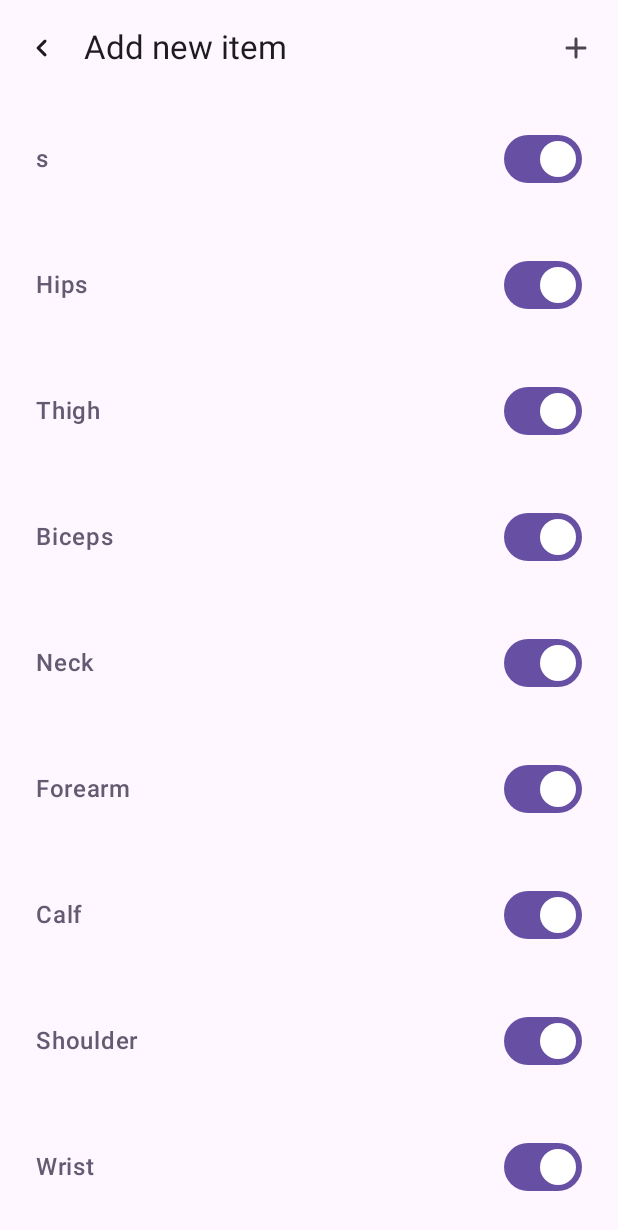
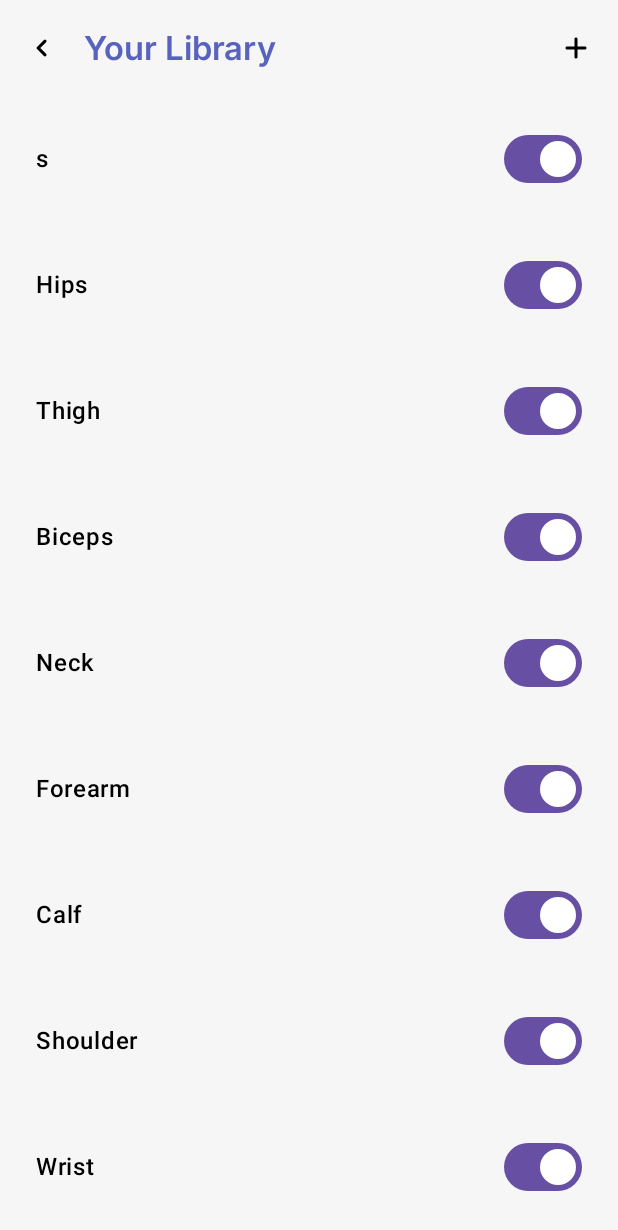
Before and after one commit to Karthikeyan8296/BookMile, an Android app built with Jetpack Compose: the @Preview function AddItemsScreenPreview, on a phone screen of 412 x 824 dp. Shown: the top 1230 px of the screen. Run offline under Robolectric (Android 15) with nearby library versions, the phone set to English and light mode, and no system bars.

Commit message:
Add book screen ui change

```diff
--- a/app/src/main/java/com/example/precisepal/presentation/addItems/AddItemsScreen.kt
+++ b/app/src/main/java/com/example/precisepal/presentation/addItems/AddItemsScreen.kt
@@ -2,7 +2,6 @@ package com.example.precisepal.presentation.addItems
 
 import androidx.compose.foundation.background
 import androidx.compose.foundation.clickable
-import androidx.compose.foundation.layout.Arrangement
 import androidx.compose.foundation.layout.Box
 import androidx.compose.foundation.layout.Column
 import androidx.compose.foundation.layout.PaddingValues
@@ -11,20 +10,14 @@ import androidx.compose.foundation.layout.Spacer
 import androidx.compose.foundation.layout.WindowInsets
 import androidx.compose.foundation.layout.fillMaxSize
 import androidx.compose.foundation.layout.fillMaxWidth
-import androidx.compose.foundation.layout.height
 import androidx.compose.foundation.layout.padding
 import androidx.compose.foundation.layout.size
 import androidx.compose.foundation.lazy.grid.GridCells
 import androidx.compose.foundation.lazy.grid.LazyVerticalGrid
 import androidx.compose.foundation.lazy.grid.items
-import androidx.compose.foundation.shape.CircleShape
 import androidx.compose.material.icons.Icons
 import androidx.compose.material.icons.automirrored.rounded.KeyboardArrowLeft
-import androidx.compose.material.icons.automirrored.rounded.KeyboardArrowRight
-import androidx.compose.material.icons.filled.Add
 import androidx.compose.material.icons.rounded.Add
-import androidx.compose.material.icons.rounded.KeyboardArrowLeft
-import androidx.compose.material3.Card
 import androidx.compose.material3.ExperimentalMaterial3Api
 import androidx.compose.material3.Icon
 import androidx.compose.material3.IconButton
@@ -33,8 +26,9 @@ import androidx.compose.material3.OutlinedTextField
 import androidx.compose.material3.SnackbarHostState
 import androidx.compose.material3.Switch
 import androidx.compose.material3.Text
-import androidx.compose.material3.TextField
+import androidx.compose.material3.TextFieldColors
 import androidx.compose.material3.TopAppBar
+import androidx.compose.material3.TopAppBarDefaults
 import androidx.compose.runtime.Composable
 import androidx.compose.runtime.LaunchedEffect
 import androidx.compose.runtime.getValue
@@ -43,22 +37,20 @@ import androidx.compose.runtime.saveable.rememberSaveable
 import androidx.compose.runtime.setValue
 import androidx.compose.ui.Alignment
 import androidx.compose.ui.Modifier
-import androidx.compose.ui.draw.clip
 import androidx.compose.ui.graphics.Color
 import androidx.compose.ui.text.TextStyle
 import androidx.compose.ui.text.font.FontWeight
-import androidx.compose.ui.text.style.TextOverflow
-import androidx.compose.ui.tooling.preview.Preview
 import androidx.compose.ui.tooling.preview.PreviewScreenSizes
 import androidx.compose.ui.unit.dp
 import androidx.compose.ui.unit.sp
-import com.example.precisepal.domain.model.BodyPart
+import androidx.core.graphics.toColorInt
 import com.example.precisepal.domain.model.predefinedBodyPart
-import com.example.precisepal.presentation.components.MeasureMateDialog
+import com.example.precisepal.presentation.components.AddBookDialog
+import com.example.precisepal.presentation.components.BookMileDialog
+import com.example.precisepal.presentation.theme.InterFontFamily
 import com.example.precisepal.presentation.util.UIEvent
 import kotlinx.coroutines.flow.Flow
 import kotlinx.coroutines.flow.flowOf
-import kotlinx.coroutines.launch
 
 
 @Composable
@@ -89,13 +81,35 @@ fun AddItemsScreen(
         mutableStateOf(false)
 
     }
-    MeasureMateDialog(
+
+    val value = state.textFieldValue
+    var inputError by rememberSaveable {
+        mutableStateOf<String?>(null)
+    }
+    inputError = when {
+        value.isBlank() -> "Please enter your book name"
+        else -> null
+    }
+
+    AddBookDialog(
         body = {
-            OutlinedTextField(
-                value = state.textFieldValue,
-                onValueChange = { onEvent(AddItemEvent.OnTextFieldValueChange(it)) })
+            Column(modifier = Modifier) {
+                Text(text = "Manage your collection by adding a new book or updating an existing one.")
+                Spacer(Modifier.size(16.dp))
+                OutlinedTextField(
+                    placeholder = { Text(text = "Log your book") },
+                    value = value,
+                    textStyle = TextStyle(color = Color.Black),
+                    onValueChange = { onEvent(AddItemEvent.OnTextFieldValueChange(it)) },
+                    //error message will show if it has error
+                    isError = inputError != null && value.isNotBlank(),
+                    singleLine = true,
+                    supportingText = { Text(text = inputError.orEmpty(), color = Color.Gray) },
+                )
+            }
         },
-        title = "Add/Update new item",
+        isError = inputError == null,
+        title = "Add or Update Book",
         isOpen = isDialogAdd,
         onDismiss = {
             isDialogAdd = false
@@ -114,7 +128,7 @@ fun AddItemsScreen(
         modifier = Modifier
             .padding(paddingValuesInstance)
             .fillMaxSize()
-            .background(color = MaterialTheme.colorScheme.background)
+            .background(color = Color(0xFFF6F6F6))
     ) {
         //TopAppBar
         TopBar(onAddIconClick = { isDialogAdd = true },
@@ -150,14 +164,26 @@ fun AddItemsScreen(
 @Composable
 fun TopBar(onAddIconClick: () -> Unit, onBackIconClick: () -> Unit) {
     TopAppBar(
+        colors = TopAppBarDefaults.topAppBarColors(
+            containerColor = Color(0xFFF6F6F6),
+            titleContentColor = Color(0xFF5863BD),
+            actionIconContentColor = Color.Black,
+            navigationIconContentColor = Color.Black
+        ),
         windowInsets = WindowInsets(0, 0, 0, 0),
         modifier = Modifier.fillMaxWidth(),
-        title = { Text("Add new item") },
+        title = {
+            Text(
+                text = "Your Library",
+                fontWeight = FontWeight.SemiBold,
+                fontFamily = InterFontFamily
+            )
+        },
         navigationIcon = {
             IconButton(onClick = { onBackIconClick() }) {
                 Icon(
                     imageVector = Icons.AutoMirrored.Rounded.KeyboardArrowLeft,
-                    contentDescription = null
+                    contentDescription = null,
                 )
             }
         },
@@ -193,7 +219,7 @@ private fun ItemCard(
                 //to make sure if the text is too long it doesn't crash the app
                 modifier = Modifier.weight(8f),
                 style = MaterialTheme.typography.bodyLarge.copy(
-                    color = MaterialTheme.colorScheme.secondary,
+                    color = Color.Black,
                     fontWeight = FontWeight.SemiBold,
                     fontSize = 16.sp
                 )
--- a/app/src/main/java/com/example/precisepal/presentation/details/DetailsScreen.kt
+++ b/app/src/main/java/com/example/precisepal/presentation/details/DetailsScreen.kt
@@ -65,14 +65,12 @@ import com.example.precisepal.domain.model.BodyPart
 import com.example.precisepal.domain.model.BodyPartValues
 import com.example.precisepal.domain.model.TimeRange
 import com.example.precisepal.presentation.components.LineGraph
-import com.example.precisepal.presentation.components.MeasureMateDialog
+import com.example.precisepal.presentation.components.BookMileDialog
 import com.example.precisepal.presentation.components.MeasureUnitBottomSheet
 import com.example.precisepal.presentation.components.NewValueInputBar
 import com.example.precisepal.presentation.components.datePicker
 import com.example.precisepal.presentation.util.UIEvent
 import com.example.precisepal.presentation.util.changeLocalDateToFullDate
-import com.example.precisepal.presentation.util.changeLocalDateToGraphDate
-import com.example.precisepal.presentation.util.changeMillisToGraphDate
 import com.example.precisepal.presentation.util.pastOrPresentSelectableDates
 import kotlinx.coroutines.flow.Flow
 import kotlinx.coroutines.flow.flowOf
@@ -120,7 +118,7 @@ fun DetailsScreen(
     var isDeleteDialogOpen by rememberSaveable {
         mutableStateOf(false)
     }
-    MeasureMateDialog(
+    BookMileDialog(
         isOpen = isDeleteDialogOpen,
         onDismiss = { isDeleteDialogOpen = false },
         onConfirm = {
--- a/app/src/main/java/com/example/precisepal/presentation/signIn/SignInScreen.kt
+++ b/app/src/main/java/com/example/precisepal/presentation/signIn/SignInScreen.kt
@@ -34,7 +34,7 @@ import androidx.compose.ui.unit.sp
 import com.example.precisepal.R
 import com.example.precisepal.presentation.components.AnonymouslySignInButton
 import com.example.precisepal.presentation.components.GoogleSignInButton
-import com.example.precisepal.presentation.components.MeasureMateDialog
+import com.example.precisepal.presentation.components.BookMileDialog
 import com.example.precisepal.presentation.theme.InterFontFamily
 import com.example.precisepal.presentation.util.UIEvent
 import kotlinx.coroutines.flow.Flow
@@ -67,7 +67,7 @@ fun SignInScreen(
         mutableStateOf(false)
     }
 
-    MeasureMateDialog(
+    BookMileDialog(
         isOpen = isDialogOpen,
         onDismiss = { isDialogOpen = false },
         //connecting the events
```
Also changed, not shown: app/src/main/java/com/example/precisepal/presentation/components/AddBookDialog.kt (added, +80 -0 lines), app/src/main/java/com/example/precisepal/presentation/components/BookMileDialog.kt (renamed from app/src/main/java/com/example/precisepal/presentation/components/MeasureMateDialog.kt, +12 -7 lines), app/src/main/java/com/example/precisepal/presentation/dashboard/DashboardScreen.kt (+3 -10 lines).
